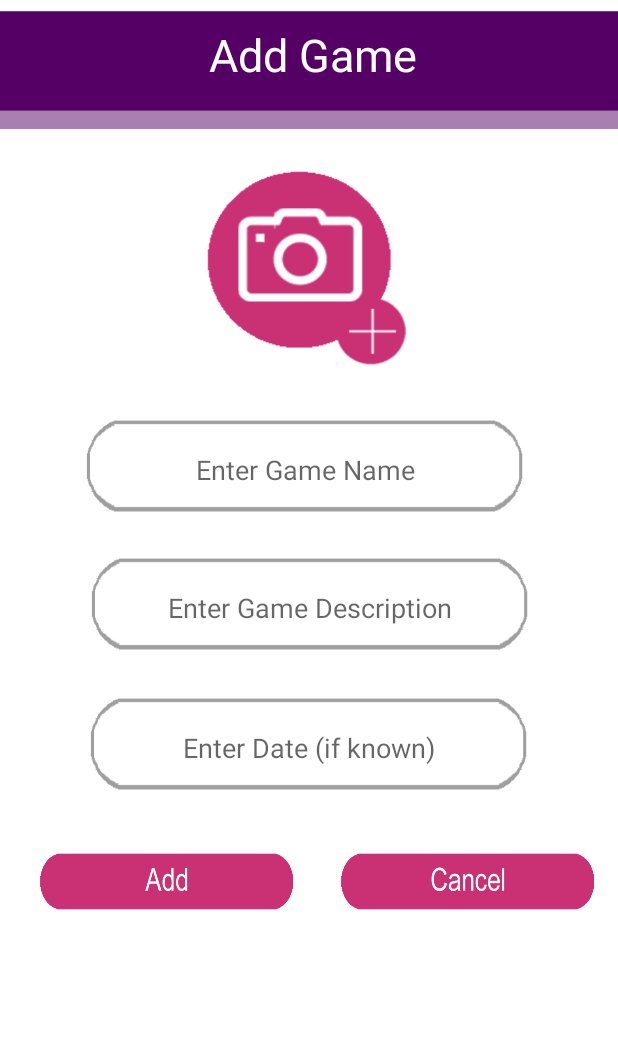
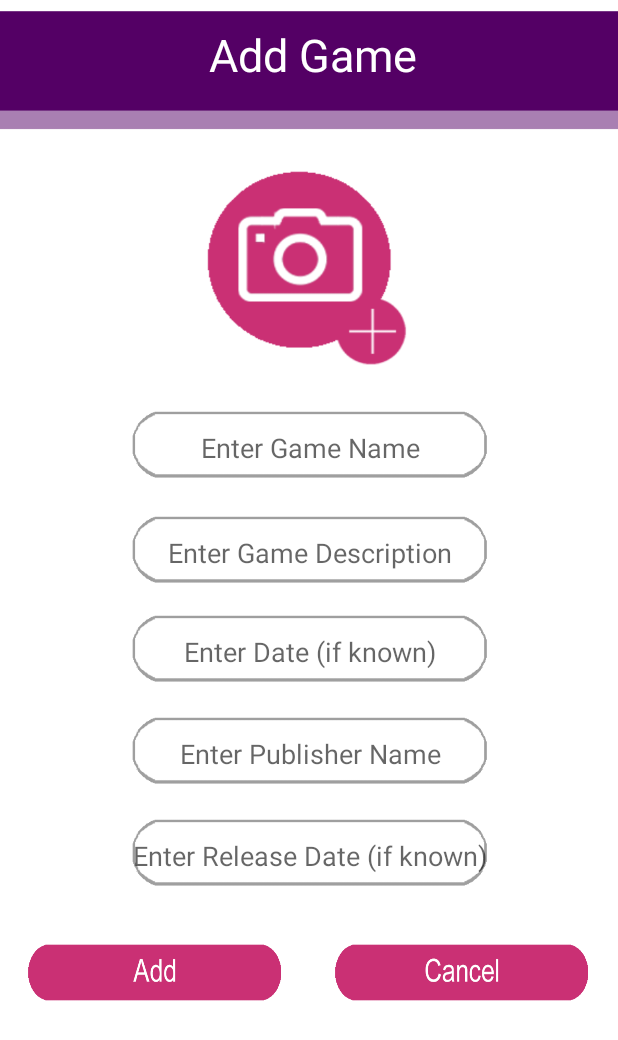
Before and after one commit to sibrinaVDW/Lootbox, an Android app: the layout itempopup.xml on its own in the app's theme, with its tools: preview values and no code run, on a phone screen of 412 x 824 dp. Shown: the top 1040 px of the screen. Run offline under Robolectric (Android 15) with nearby library versions, the phone set to English and light mode, and no system bars.

Commit message:
GameInfo

```diff
--- a/app/src/main/AndroidManifest.xml
+++ b/app/src/main/AndroidManifest.xml
@@ -15,9 +15,9 @@
 
         <activity android:name=".GalleryImage"></activity>
         <activity android:name=".CollectionsView"></activity>
-        <activity android:name=".ItemListActivity"></activity>
 
-        <activity android:name=".Login">
+
+        <activity android:name=".ClickedItemActivity">
             <intent-filter>
                 <action android:name="android.intent.action.MAIN" />
 
--- a/app/src/main/java/com/example/lootbox/ItemListActivity.kt
+++ b/app/src/main/java/com/example/lootbox/ItemListActivity.kt
@@ -13,7 +13,6 @@ import androidx.appcompat.app.AlertDialog
 import androidx.appcompat.app.AppCompatActivity
 import androidx.recyclerview.widget.LinearLayoutManager
 import androidx.recyclerview.widget.RecyclerView
-import org.w3c.dom.Text
 import java.text.SimpleDateFormat
 import java.util.*
 
@@ -60,7 +59,7 @@ class ItemListActivity : AppCompatActivity() {
                 val diagPopUp = LayoutInflater.from(this@ItemListActivity).inflate(R.layout.itempopup,null)
                 val alertBuilder = AlertDialog.Builder(this@ItemListActivity).setView(diagPopUp).setTitle("Add Game")
                 val alertDialog = alertBuilder.show()
-                dateDisp = diagPopUp.findViewById(R.id.EnterDate)
+                dateDisp = diagPopUp.findViewById(R.id.txtEnterCollectedDate)
 
                 val takeAPicture = diagPopUp.findViewById<ImageButton>(R.id.imgGameImage)
 
@@ -84,7 +83,7 @@ class ItemListActivity : AppCompatActivity() {
                     }
                 }
 
-                val chooseDate = diagPopUp.findViewById<TextView>(R.id.EnterDate)
+                val chooseDate = diagPopUp.findViewById<TextView>(R.id.txtEnterCollectedDate)
                 chooseDate.setOnClickListener(object : View.OnClickListener  {
                     override fun onClick(view: View) {
                         DatePickerDialog(this@ItemListActivity,
--- a/app/src/main/res/layout/itempopup.xml
+++ b/app/src/main/res/layout/itempopup.xml
@@ -13,7 +13,7 @@
         android:layout_marginTop="4dp"
         android:background="@drawable/page_background"
         app:layout_constraintEnd_toEndOf="parent"
-        app:layout_constraintHorizontal_bias="1.0"
+        app:layout_constraintHorizontal_bias="0.967"
         app:layout_constraintStart_toStartOf="parent"
         app:layout_constraintTop_toTopOf="parent" />
 
@@ -30,9 +30,9 @@
 
     <EditText
         android:id="@+id/txtEnterGameName"
-        android:layout_width="300dp"
-        android:layout_height="80dp"
-        android:layout_marginTop="20dp"
+        android:layout_width="244dp"
+        android:layout_height="58dp"
+        android:layout_marginTop="16dp"
         android:background="@drawable/signin_text_box"
         android:ems="10"
         android:hint="Enter Game Name"
@@ -40,14 +40,30 @@
         android:textAlignment="center"
         android:textColor="#000000"
         app:layout_constraintEnd_toEndOf="parent"
-        app:layout_constraintHorizontal_bias="0.477"
+        app:layout_constraintHorizontal_bias="0.502"
+        app:layout_constraintStart_toStartOf="parent"
+        app:layout_constraintTop_toBottomOf="@+id/imgGameImage" />
+
+    <EditText
+        android:id="@+id/txtEnterPublishersName"
+        android:layout_width="244dp"
+        android:layout_height="58dp"
+        android:layout_marginTop="220dp"
+        android:background="@drawable/signin_text_box"
+        android:ems="10"
+        android:hint="Enter Publisher Name"
+        android:inputType="textPersonName"
+        android:textAlignment="center"
+        android:textColor="#000000"
+        app:layout_constraintEnd_toEndOf="parent"
+        app:layout_constraintHorizontal_bias="0.502"
         app:layout_constraintStart_toStartOf="parent"
         app:layout_constraintTop_toBottomOf="@+id/imgGameImage" />
 
     <EditText
         android:id="@+id/txtEnterGameDescription"
-        android:layout_width="300dp"
-        android:layout_height="80dp"
+        android:layout_width="244dp"
+        android:layout_height="58dp"
         android:layout_marginTop="12dp"
         android:background="@drawable/signin_text_box"
         android:ems="10"
@@ -61,10 +77,10 @@
         app:layout_constraintTop_toBottomOf="@+id/txtEnterGameName" />
 
     <EditText
-        android:id="@+id/EnterDate"
-        android:layout_width="300dp"
-        android:layout_height="80dp"
-        android:layout_marginTop="13dp"
+        android:id="@+id/txtEnterCollectedDate"
+        android:layout_width="244dp"
+        android:layout_height="58dp"
+        android:layout_marginTop="8dp"
         android:background="@drawable/signin_text_box"
         android:ems="10"
         android:hint="Enter Date (if known)"
@@ -72,6 +88,23 @@
         android:textAlignment="center"
         android:textColor="#000000"
         app:layout_constraintEnd_toEndOf="parent"
+        app:layout_constraintHorizontal_bias="0.502"
+        app:layout_constraintStart_toStartOf="parent"
+        app:layout_constraintTop_toBottomOf="@+id/txtEnterGameDescription" />
+
+    <EditText
+        android:id="@+id/txtenterReleaseDate"
+        android:layout_width="244dp"
+        android:layout_height="58dp"
+        android:layout_marginTop="144dp"
+        android:background="@drawable/signin_text_box"
+        android:ems="10"
+        android:hint="Enter Release Date (if known)"
+        android:inputType="textPersonName"
+        android:textAlignment="center"
+        android:textColor="#000000"
+        app:layout_constraintEnd_toEndOf="parent"
+        app:layout_constraintHorizontal_bias="0.502"
         app:layout_constraintStart_toStartOf="parent"
         app:layout_constraintTop_toBottomOf="@+id/txtEnterGameDescription" />
 
@@ -90,24 +123,24 @@
         app:layout_constraintTop_toTopOf="parent" />
 
     <ImageButton
+        android:id="@+id/btnCancelAdd"
+        android:layout_width="175dp"
+        android:layout_height="50dp"
+        android:layout_marginTop="160dp"
+        android:layout_marginEnd="16dp"
+        android:background="@drawable/cancel_button"
+        app:layout_constraintEnd_toEndOf="parent"
+        app:layout_constraintTop_toBottomOf="@+id/txtEnterCollectedDate" />
+
+    <ImageButton
         android:id="@+id/btnAddGameToList"
         android:layout_width="175dp"
         android:layout_height="50dp"
-        android:layout_marginStart="24dp"
-        android:layout_marginTop="24dp"
+        android:layout_marginStart="16dp"
+        android:layout_marginTop="160dp"
         android:background="@drawable/add_button"
         app:layout_constraintStart_toStartOf="parent"
-        app:layout_constraintTop_toBottomOf="@+id/EnterDate" />
-
-    <ImageButton
-        android:id="@+id/btnCancelAdd"
-        android:layout_width="175dp"
-        android:layout_height="50dp"
-        android:layout_marginTop="24dp"
-        android:layout_marginEnd="12dp"
-        android:background="@drawable/cancel_button"
-        app:layout_constraintEnd_toEndOf="parent"
-        app:layout_constraintTop_toBottomOf="@+id/EnterDate" />
+        app:layout_constraintTop_toBottomOf="@+id/txtEnterCollectedDate" />
 
     <ImageButton
         android:id="@+id/imgGameImage"
```
